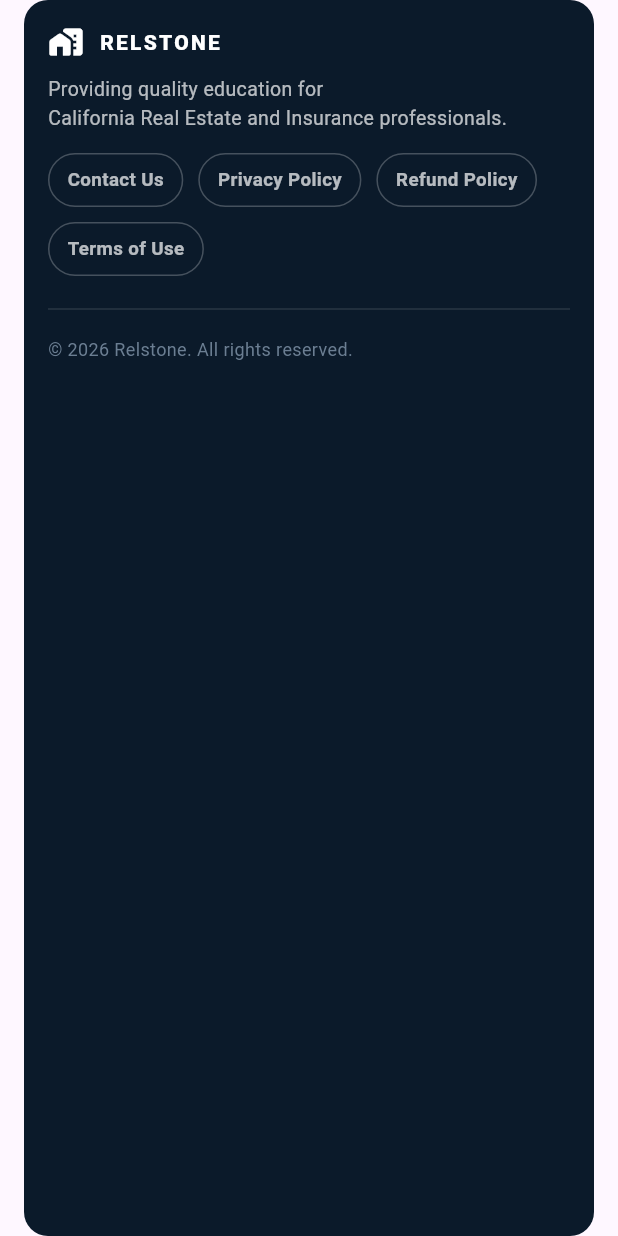
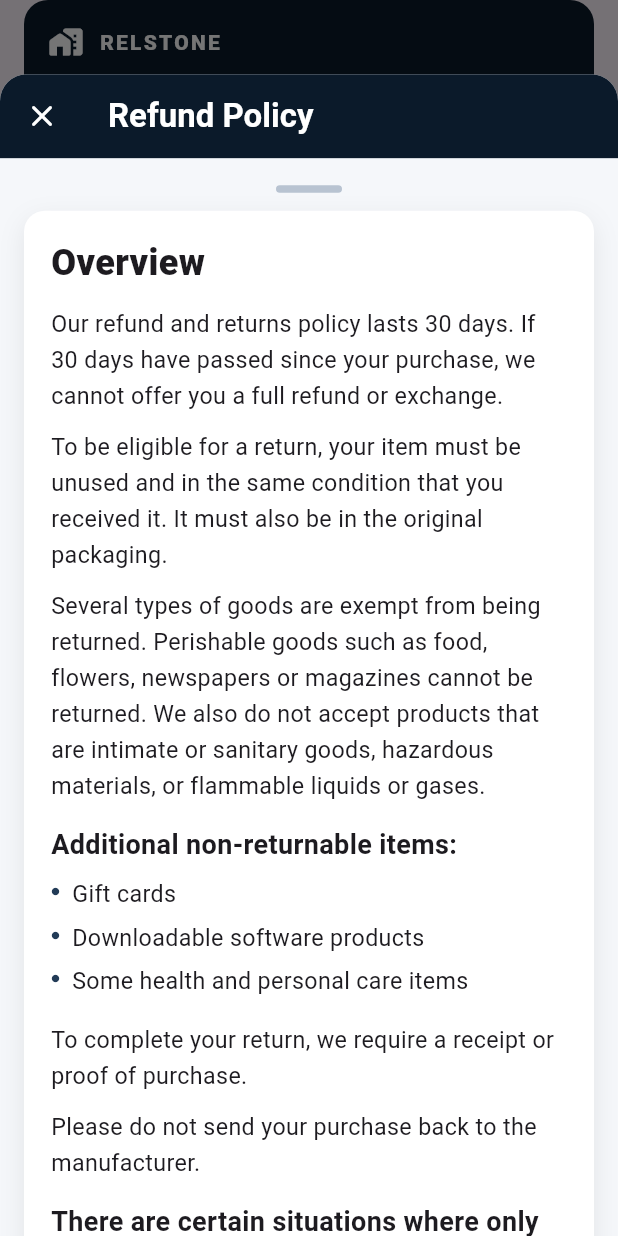
Before and after one commit to MatthewAdami/relstone-mobile, a Flutter app: the _ContactFooterSection widget shown alone on an empty page, opened directly, after a tap on "Refund Policy", on a phone screen of 412 x 824 dp. Run offline on Flutter 3.47's test engine with Material 3 defaults, Android fonts, the phone set to English and light mode, and no system bars; our stand-ins replace font_awesome_flutter, shared_preferences; accounts and stored records are empty; network calls fail.

Commit message:
feat: add swipe-down refund policy modal from footer links

```diff
--- a/lib/about_screen.dart
+++ b/lib/about_screen.dart
@@ -4,9 +4,10 @@ import 'package:shared_preferences/shared_preferences.dart';
 import 'dart:convert';
 import 'package:font_awesome_flutter/font_awesome_flutter.dart';
 import 'package:url_launcher/url_launcher.dart';
+import 'package:relstone_mobile/refund_policy_screen.dart';
 
 class AboutScreen extends StatelessWidget {
-  const AboutScreen({Key? key}) : super(key: key);
+  const AboutScreen({super.key});
 
   // Brand colors (same as HomeScreen)
   static const Color primaryNavy = Color(0xFF1A3A5C);
@@ -1077,7 +1078,7 @@ class _AboutFooterSection extends StatelessWidget {
             children: [
               _FooterChip('Contact Us', () => Navigator.pushNamed(context, '/contact')),
               _FooterChip('Privacy Policy', () {}),
-              _FooterChip('Refund Policy', () {}),
+              _FooterChip('Refund Policy', () => showRefundPolicyBottomSheet(context)),
               _FooterChip('Terms of Use', () {}),
             ],
           ),
--- a/lib/contact_screen.dart
+++ b/lib/contact_screen.dart
@@ -1,4 +1,5 @@
 import 'package:flutter/material.dart';
+import 'package:relstone_mobile/refund_policy_screen.dart';
 
 class ContactScreen extends StatelessWidget {
   const ContactScreen({super.key});
@@ -627,7 +628,9 @@ class _ContactFooterSection extends StatelessWidget {
                 Navigator.pushNamed(context, '/contact');
               }),
               _FooterChip("Privacy Policy", () {}),
-              _FooterChip("Refund Policy", () {}),
+              _FooterChip("Refund Policy", () {
+                showRefundPolicyBottomSheet(context);
+              }),
               _FooterChip("Terms of Use", () {}),
             ],
           ),
--- a/lib/home_screen.dart
+++ b/lib/home_screen.dart
@@ -1,4 +1,5 @@
 import 'package:flutter/material.dart';
+import 'package:relstone_mobile/refund_policy_screen.dart';
 
 class HomeScreen extends StatelessWidget {
   const HomeScreen({super.key});
@@ -995,7 +996,9 @@ class _FooterSection extends StatelessWidget {
                 Navigator.pushNamed(context, '/contact');
               }),
               _FooterChip("Privacy Policy", () {}),
-              _FooterChip("Refund Policy", () {}),
+              _FooterChip("Refund Policy", () {
+                showRefundPolicyBottomSheet(context);
+              }),
               _FooterChip("Terms of Use", () {}),
             ],
           ),
--- a/lib/insurance_ce_screen.dart
+++ b/lib/insurance_ce_screen.dart
@@ -1,5 +1,6 @@
 import 'package:flutter/material.dart';
 import 'package:relstone_mobile/services/insurance_service.dart';
+import 'package:relstone_mobile/refund_policy_screen.dart';
 
 class InsuranceCEScreen extends StatefulWidget {
   final bool startInDetailMode;
@@ -1292,7 +1293,9 @@ class _FooterSection extends StatelessWidget {
                 Navigator.pushNamed(context, '/contact');
               }),
               _FooterChip('Privacy Policy', () {}),
-              _FooterChip('Refund Policy', () {}),
+              _FooterChip('Refund Policy', () {
+                showRefundPolicyBottomSheet(context);
+              }),
               _FooterChip('Terms of Use', () {}),
             ],
           ),
--- a/lib/main.dart
+++ b/lib/main.dart
@@ -12,6 +12,7 @@ import 'package:relstone_mobile/about_screen.dart';
 import 'package:relstone_mobile/profile_screen.dart';
 import 'package:relstone_mobile/checkout_screen.dart';
 import 'package:relstone_mobile/insurance_ce_screen.dart';
+import 'package:relstone_mobile/refund_policy_screen.dart';
 
 void main() {
   runApp(const MainApp());
@@ -36,6 +37,7 @@ class MainApp extends StatelessWidget {
         '/states':          (context) => const StatesScreen(),
         '/contact':         (context) => const ContactScreen(),
         '/about':           (context) => AboutScreen(),
+        '/refund-policy':   (context) => const RefundPolicyScreen(),
         '/insurance-ce':    (context) => const InsuranceCEScreen(),
         '/insurance-state': (context) => const InsuranceCEScreen(),
         '/cart':            (context) => const CartPage(),
--- /dev/null
+++ b/lib/refund_policy_screen.dart
@@ -0,0 +1,274 @@
+import 'package:flutter/material.dart';
+
+Future<void> showRefundPolicyBottomSheet(BuildContext context) {
+  return showModalBottomSheet<void>(
+    context: context,
+    isScrollControlled: true,
+    isDismissible: true,
+    enableDrag: true,
+    useSafeArea: true,
+    backgroundColor: Colors.transparent,
+    builder: (context) => FractionallySizedBox(
+      heightFactor: 0.94,
+      child: ClipRRect(
+        borderRadius: const BorderRadius.vertical(top: Radius.circular(18)),
+        child: const RefundPolicyScreen(showAsSheet: true),
+      ),
+    ),
+  );
+}
+
+class RefundPolicyScreen extends StatelessWidget {
+  final bool showAsSheet;
+
+  const RefundPolicyScreen({super.key, this.showAsSheet = false});
+
+  void _goBack(BuildContext context) {
+    Navigator.pop(context);
+  }
+
+  @override
+  Widget build(BuildContext context) {
+    return Scaffold(
+      backgroundColor: const Color(0xFFF5F7FA),
+      appBar: AppBar(
+        backgroundColor: const Color(0xFF0B1A2A),
+        elevation: 0,
+        leading: IconButton(
+          onPressed: () => _goBack(context),
+          icon: Icon(showAsSheet ? Icons.close_rounded : Icons.arrow_back_rounded),
+          tooltip: showAsSheet ? 'Close' : 'Back',
+        ),
+        title: const Text(
+          'Refund Policy',
+          style: TextStyle(color: Colors.white, fontWeight: FontWeight.w700),
+        ),
+        iconTheme: const IconThemeData(color: Colors.white),
+      ),
+      body: SingleChildScrollView(
+        padding: const EdgeInsets.fromLTRB(16, 18, 16, 28),
+        child: Column(
+          children: [
+            if (showAsSheet)
+              Container(
+                width: 44,
+                height: 5,
+                margin: const EdgeInsets.only(bottom: 12),
+                decoration: BoxDecoration(
+                  color: const Color(0xFFB8C3D1),
+                  borderRadius: BorderRadius.circular(999),
+                ),
+              ),
+            Container(
+              width: double.infinity,
+              padding: const EdgeInsets.all(18),
+              decoration: BoxDecoration(
+                color: Colors.white,
+                borderRadius: BorderRadius.circular(14),
+                boxShadow: const [
+                  BoxShadow(
+                    color: Color(0x14000000),
+                    blurRadius: 14,
+                    offset: Offset(0, 6),
+                  ),
+                ],
+              ),
+              child: const Column(
+                crossAxisAlignment: CrossAxisAlignment.start,
+                children: [
+              Text(
+                'Overview',
+                style: TextStyle(fontSize: 24, fontWeight: FontWeight.w800),
+              ),
+              SizedBox(height: 12),
+              Text(
+                'Our refund and returns policy lasts 30 days. If 30 days have passed since your purchase, we cannot offer you a full refund or exchange.',
+                style: TextStyle(height: 1.55, fontSize: 15.5),
+              ),
+              SizedBox(height: 10),
+              Text(
+                'To be eligible for a return, your item must be unused and in the same condition that you received it. It must also be in the original packaging.',
+                style: TextStyle(height: 1.55, fontSize: 15.5),
+              ),
+              SizedBox(height: 10),
+              Text(
+                'Several types of goods are exempt from being returned. Perishable goods such as food, flowers, newspapers or magazines cannot be returned. We also do not accept products that are intimate or sanitary goods, hazardous materials, or flammable liquids or gases.',
+                style: TextStyle(height: 1.55, fontSize: 15.5),
+              ),
+              SizedBox(height: 14),
+              Text(
+                'Additional non-returnable items:',
+                style: TextStyle(fontSize: 18, fontWeight: FontWeight.w700),
+              ),
+              SizedBox(height: 8),
+              _PolicyBullet('Gift cards'),
+              _PolicyBullet('Downloadable software products'),
+              _PolicyBullet('Some health and personal care items'),
+              SizedBox(height: 10),
+              Text(
+                'To complete your return, we require a receipt or proof of purchase.',
+                style: TextStyle(height: 1.55, fontSize: 15.5),
+              ),
+              SizedBox(height: 10),
+              Text(
+                'Please do not send your purchase back to the manufacturer.',
+                style: TextStyle(height: 1.55, fontSize: 15.5),
+              ),
+              SizedBox(height: 14),
+              Text(
+                'There are certain situations where only partial refunds are granted:',
+                style: TextStyle(fontSize: 18, fontWeight: FontWeight.w700),
+              ),
+              SizedBox(height: 8),
+              _PolicyBullet('Book with obvious signs of use'),
+              _PolicyBullet('CD, DVD, VHS tape, software, video game, cassette tape, or vinyl record that has been opened.'),
+              _PolicyBullet('Any item not in its original condition, is damaged or missing parts for reasons not due to our error.'),
+              _PolicyBullet('Any item that is returned more than 30 days after delivery'),
+              SizedBox(height: 18),
+              Text(
+                'Refunds',
+                style: TextStyle(fontSize: 24, fontWeight: FontWeight.w800),
+              ),
+              SizedBox(height: 12),
+              Text(
+                'Once your return is received and inspected, we will send you an email to notify you that we have received your returned item. We will also notify you of the approval or rejection of your refund.',
+                style: TextStyle(height: 1.55, fontSize: 15.5),
+              ),
+              SizedBox(height: 10),
+              Text(
+                'If you are approved, then your refund will be processed, and a credit will automatically be applied to your credit card or original method of payment, within a certain amount of days.',
+                style: TextStyle(height: 1.55, fontSize: 15.5),
+              ),
+              SizedBox(height: 18),
+              Text(
+                'Late or missing refunds',
+                style: TextStyle(fontSize: 24, fontWeight: FontWeight.w800),
+              ),
+              SizedBox(height: 12),
+              Text(
+                'If you have not received a refund yet, first check your bank account again.',
+                style: TextStyle(height: 1.55, fontSize: 15.5),
+              ),
+              SizedBox(height: 10),
+              Text(
+                'Then contact your credit card company, it may take some time before your refund is officially posted.',
+                style: TextStyle(height: 1.55, fontSize: 15.5),
+              ),
+              SizedBox(height: 10),
+              Text(
+                'Next contact your bank. There is often some processing time before a refund is posted.',
+                style: TextStyle(height: 1.55, fontSize: 15.5),
+              ),
+              SizedBox(height: 10),
+              Text(
+                'If you have done all of this and you still have not received your refund yet, please contact us at [email address].',
+                style: TextStyle(height: 1.55, fontSize: 15.5),
+              ),
+              SizedBox(height: 18),
+              Text(
+                'Sale items',
+                style: TextStyle(fontSize: 24, fontWeight: FontWeight.w800),
+              ),
+              SizedBox(height: 12),
+              Text(
+                'Only regular priced items may be refunded. Sale items cannot be refunded.',
+                style: TextStyle(height: 1.55, fontSize: 15.5),
+              ),
+              SizedBox(height: 18),
+              Text(
+                'Exchanges',
+                style: TextStyle(fontSize: 24, fontWeight: FontWeight.w800),
+              ),
+              SizedBox(height: 12),
+              Text(
+                'We only replace items if they are defective or damaged. If you need to exchange it for the same item, send us an email at [email address] and send your item to: [physical address].',
+                style: TextStyle(height: 1.55, fontSize: 15.5),
+              ),
+              SizedBox(height: 18),
+              Text(
+                'Gifts',
+                style: TextStyle(fontSize: 24, fontWeight: FontWeight.w800),
+              ),
+              SizedBox(height: 12),
+              Text(
+                'If the item was marked as a gift when purchased and shipped directly to you, you will receive a gift credit for the value of your return. Once the returned item is received, a gift certificate will be mailed to you.',
+                style: TextStyle(height: 1.55, fontSize: 15.5),
+              ),
+              SizedBox(height: 10),
+              Text(
+                'If the item was not marked as a gift when purchased, or the gift giver had the order shipped to themselves to give to you later, we will send a refund to the gift giver and they will find out about your return.',
+                style: TextStyle(height: 1.55, fontSize: 15.5),
+              ),
+              SizedBox(height: 18),
+              Text(
+                'Shipping returns',
+                style: TextStyle(fontSize: 24, fontWeight: FontWeight.w800),
+              ),
+              SizedBox(height: 12),
+              Text(
+                'To return your product, you should mail your product to: [physical address].',
+                style: TextStyle(height: 1.55, fontSize: 15.5),
+              ),
+              SizedBox(height: 10),
+              Text(
+                'You will be responsible for paying for your own shipping costs for returning your item. Shipping costs are non-refundable. If you receive a refund, the cost of return shipping will be deducted from your refund.',
+                style: TextStyle(height: 1.55, fontSize: 15.5),
+              ),
+              SizedBox(height: 10),
+              Text(
+                'Depending on where you live, the time it may take for your exchanged product to reach you may vary.',
+                style: TextStyle(height: 1.55, fontSize: 15.5),
+              ),
+              SizedBox(height: 10),
+              Text(
+                'If you are returning more expensive items, you may consider using a trackable shipping service or purchasing shipping insurance. We do not guarantee that we will receive your returned item.',
+                style: TextStyle(height: 1.55, fontSize: 15.5),
+              ),
+              SizedBox(height: 18),
+              Text(
+                'Need help?',
+                style: TextStyle(fontSize: 24, fontWeight: FontWeight.w800),
+              ),
+              SizedBox(height: 12),
+              Text(
+                'Contact us at [email] for questions related to refunds and returns.',
+                style: TextStyle(height: 1.55, fontSize: 15.5),
+              ),
+            ],
+          ),
+            ),
+          ],
+        ),
+      ),
+    );
+  }
+}
+
+class _PolicyBullet extends StatelessWidget {
+  final String text;
+
+  const _PolicyBullet(this.text);
+
+  @override
+  Widget build(BuildContext context) {
+    return Padding(
+      padding: const EdgeInsets.only(bottom: 6),
+      child: Row(
+        crossAxisAlignment: CrossAxisAlignment.start,
+        children: [
+          const Padding(
+            padding: EdgeInsets.only(top: 7),
+            child: Icon(Icons.circle, size: 6, color: Color(0xFF223B57)),
+          ),
+          const SizedBox(width: 8),
+          Expanded(
+            child: Text(
+              text,
+              style: const TextStyle(height: 1.5, fontSize: 15.5),
+            ),
+          ),
+        ],
+      ),
+    );
+  }
+}
```
